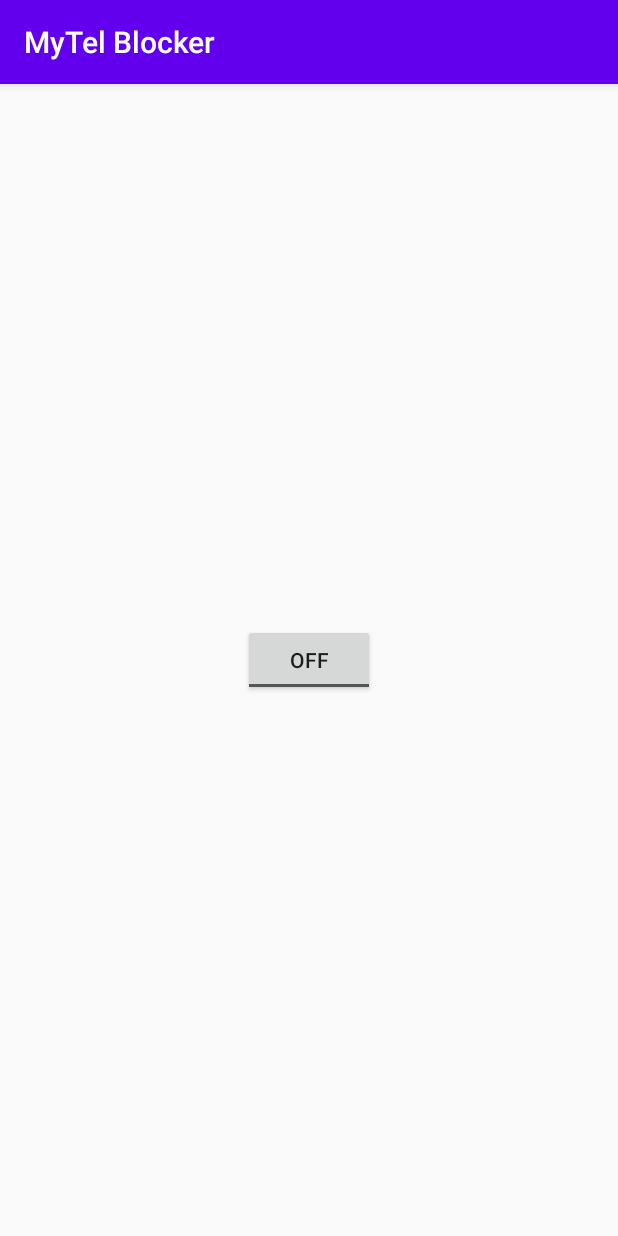
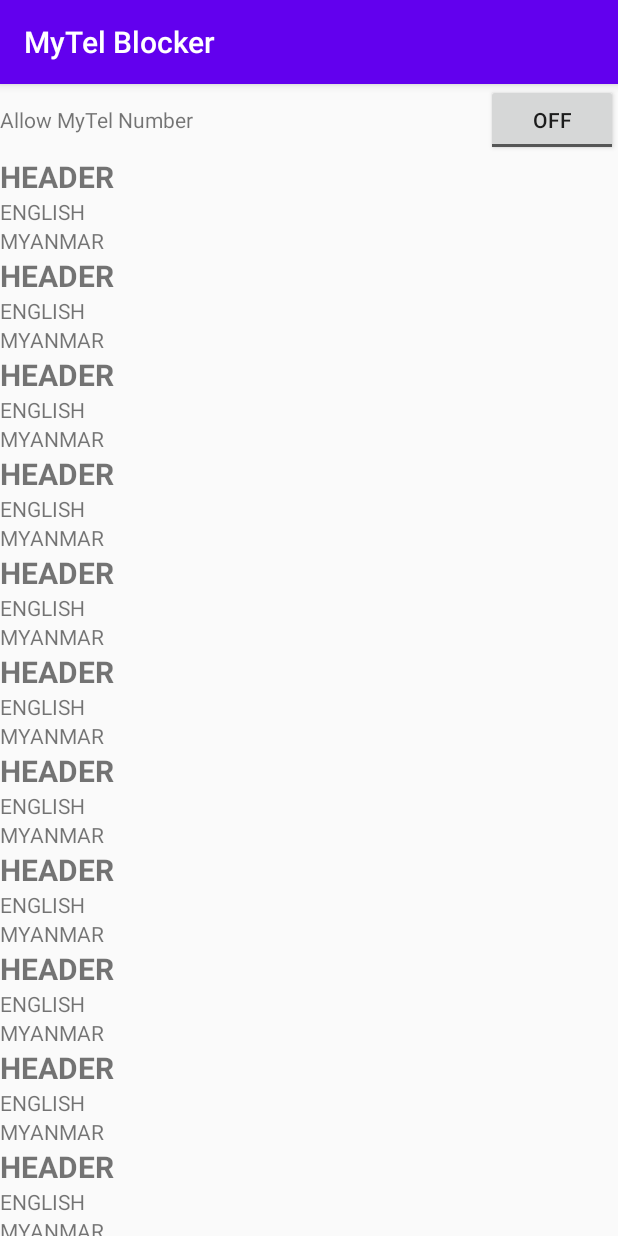
Before and after one commit to PhyoeKo/MyTelBlocker, an Android app: the screen it shows after launch (BlacklistActivity), on a phone screen of 412 x 824 dp. Run offline under Robolectric (Android 15) with nearby library versions, the phone set to English and light mode, and no system bars.

Commit message:
Add Recycler View Data

```diff
--- a/app/build.gradle
+++ b/app/build.gradle
@@ -27,8 +27,7 @@ dependencies {
     implementation 'androidx.appcompat:appcompat:1.2.0'
     implementation 'com.google.android.material:material:1.2.1'
     implementation 'androidx.constraintlayout:constraintlayout:2.0.4'
-    implementation 'androidx.navigation:navigation-fragment:2.3.2'
-    implementation 'androidx.navigation:navigation-ui:2.3.2'
+    implementation 'androidx.recyclerview:recyclerview:1.1.0'
     testImplementation 'junit:junit:4.12'
     androidTestImplementation 'androidx.test.ext:junit:1.1.2'
     androidTestImplementation 'androidx.test.espresso:espresso-core:3.3.0'
--- a/app/src/main/java/com/mytelblocker/mm/BlacklistActivity.java
+++ b/app/src/main/java/com/mytelblocker/mm/activity/BlacklistActivity.java
@@ -6,7 +6,7 @@
  * http://www.gnu.org/licenses/gpl.html
  */
 
-package com.mytelblocker.mm;
+package com.mytelblocker.mm.activity;
 
 import android.Manifest;
 import android.content.Intent;
@@ -16,20 +16,29 @@ import android.os.Build;
 import android.os.Bundle;
 import android.view.MenuItem;
 import android.widget.CompoundButton;
+import android.widget.LinearLayout;
 import android.widget.ToggleButton;
 
 import androidx.annotation.NonNull;
 import androidx.appcompat.app.AppCompatActivity;
 import androidx.core.app.ActivityCompat;
 import androidx.core.content.ContextCompat;
+import androidx.recyclerview.widget.DividerItemDecoration;
+import androidx.recyclerview.widget.RecyclerView;
 
+import com.mytelblocker.mm.R;
+import com.mytelblocker.mm.adapter.MilitaryDataListAdapter;
+import com.mytelblocker.mm.model.DataHeader;
+import com.mytelblocker.mm.model.MilitaryData;
 import com.mytelblocker.mm.preference.AppPreference;
 
 import java.util.ArrayList;
 import java.util.List;
 
 public class BlacklistActivity extends AppCompatActivity {
-
+    MilitaryDataListAdapter militaryDataListAdapter = new MilitaryDataListAdapter();
+    RecyclerView rvList;
+    private ArrayList<Object> fuckingMilitaryDataList = new ArrayList<>();
     ToggleButton toggleService;
     AppPreference appPreference;
 
@@ -39,7 +48,10 @@ public class BlacklistActivity extends AppCompatActivity {
         setContentView(R.layout.activity_blacklist);
         requestPermissions();
         toggleService = findViewById(R.id.toggle);
+        rvList = findViewById(R.id.rv_list);
+        rvList.setAdapter(militaryDataListAdapter);
         appPreference = new AppPreference(getApplicationContext());
+        loadData();
 
         toggleService.setChecked(appPreference.getServiceStatus());
         toggleService.setOnCheckedChangeListener(new CompoundButton.OnCheckedChangeListener() {
@@ -95,4 +107,16 @@ public class BlacklistActivity extends AppCompatActivity {
     public void onAbout(MenuItem item) {
         startActivity(new Intent(Intent.ACTION_VIEW, Uri.parse("https://github.com/eaglx/CallBlocker")));
     }
+
+
+    private void loadData() {
+        for (int i = 0; i < 100; i++) {
+            if (i % 2 == 0) {
+                fuckingMilitaryDataList.add(new DataHeader("HEADER"));
+            } else {
+                fuckingMilitaryDataList.add(new MilitaryData("ENGLISH", "MYANMAR"));
+            }
+        }
+        militaryDataListAdapter.setData(fuckingMilitaryDataList);
+    }
 }
--- /dev/null
+++ b/app/src/main/java/com/mytelblocker/mm/adapter/MilitaryDataListAdapter.java
@@ -0,0 +1,74 @@
+package com.mytelblocker.mm.adapter;
+
+import android.view.LayoutInflater;
+import android.view.View;
+import android.view.ViewGroup;
+
+import androidx.annotation.NonNull;
+import androidx.recyclerview.widget.RecyclerView;
+
+import com.mytelblocker.mm.R;
+import com.mytelblocker.mm.constant.AppConstants;
+import com.mytelblocker.mm.model.DataHeader;
+import com.mytelblocker.mm.model.MilitaryData;
+import com.mytelblocker.mm.viewholder.MilitaryDataViewHolder;
+import com.mytelblocker.mm.viewholder.MilitaryHeaderViewHolder;
+
+import java.util.ArrayList;
+
+public class MilitaryDataListAdapter extends RecyclerView.Adapter<RecyclerView.ViewHolder> {
+    private ArrayList<Object> fuckingMilitaryDataList = new ArrayList<>();
+
+    @NonNull
+    @Override
+    public RecyclerView.ViewHolder onCreateViewHolder(@NonNull ViewGroup parent, int viewType) {
+        RecyclerView.ViewHolder viewHolder;
+        switch (viewType) {
+            case AppConstants.TYPE_ITEM:
+                View chatView = LayoutInflater.from(parent.getContext()).inflate(R.layout.list_item_row, parent, false);
+                viewHolder = new MilitaryDataViewHolder(chatView);
+                break;
+            case AppConstants.TYPE_HEADER:
+                View videoView = LayoutInflater.from(parent.getContext()).inflate(R.layout.list_item_header, parent, false);
+                viewHolder = new MilitaryHeaderViewHolder(videoView);
+                break;
+            default:
+                viewHolder = null;
+                break;
+        }
+        return viewHolder;
+    }
+
+    @Override
+    public void onBindViewHolder(@NonNull RecyclerView.ViewHolder holder, int position) {
+        switch (holder.getItemViewType()) {
+            case AppConstants.TYPE_HEADER:
+                DataHeader headerData = (DataHeader) fuckingMilitaryDataList.get(position);
+                ((MilitaryHeaderViewHolder) holder).bindData(headerData);
+                break;
+            case AppConstants.TYPE_ITEM:
+                MilitaryData militaryData = (MilitaryData) fuckingMilitaryDataList.get(position);
+                ((MilitaryDataViewHolder) holder).bindData(militaryData);
+                break;
+        }
+    }
+
+    @Override
+    public int getItemCount() {
+        return fuckingMilitaryDataList.size();
+    }
+
+    public int getItemViewType(int position) {
+        if (fuckingMilitaryDataList.get(position) instanceof MilitaryData) {
+            return AppConstants.TYPE_ITEM;
+        } else if (fuckingMilitaryDataList.get(position) instanceof DataHeader) {
+            return AppConstants.TYPE_HEADER;
+        }
+        return -1;
+    }
+
+    public void setData(ArrayList<Object> fuckingMilitaryDataList) {
+        this.fuckingMilitaryDataList.addAll(fuckingMilitaryDataList);
+    }
+
+}
--- a/app/src/main/java/com/mytelblocker/mm/ITelephony.java
+++ b/app/src/main/java/com/mytelblocker/mm/callback/ITelephony.java
@@ -1,8 +1,10 @@
 
-package com.mytelblocker.mm;
+package com.mytelblocker.mm.callback;
 
 public interface ITelephony {
     boolean endCall();
+
     void answerRingingCall();
+
     void silenceRinger();
 }
--- a/app/src/main/java/com/mytelblocker/mm/constant/AppConstants.java
+++ b/app/src/main/java/com/mytelblocker/mm/constant/AppConstants.java
@@ -1,8 +1,9 @@
 package com.mytelblocker.mm.constant;
 
 public class AppConstants {
-    public  static boolean enableServices = false;
+    public static final String PHONE = "phoneKey";
+    public static final int TYPE_HEADER = 0;
+    public static final int TYPE_ITEM = 1;
 
-    public static final String PREFERENCES = "MyPrefs" ;
-    public static final String PHONE = "phoneKey";
+
 }
--- /dev/null
+++ b/app/src/main/java/com/mytelblocker/mm/model/DataHeader.java
@@ -0,0 +1,13 @@
+package com.mytelblocker.mm.model;
+
+public class DataHeader {
+    private String header;
+
+    public DataHeader(String header) {
+        this.header = header;
+    }
+
+    public String getHeader() {
+        return header;
+    }
+}
--- /dev/null
+++ b/app/src/main/java/com/mytelblocker/mm/model/MilitaryData.java
@@ -0,0 +1,19 @@
+package com.mytelblocker.mm.model;
+
+public class MilitaryData {
+    private String englishName, burmeseName;
+
+    public MilitaryData(String englishName, String burmeseName) {
+        this.englishName = englishName;
+        this.burmeseName = burmeseName;
+    }
+
+    public String getEnglishName() {
+        return englishName;
+    }
+
+    public String getBurmeseName() {
+        return burmeseName;
+    }
+
+}
--- a/app/src/main/java/com/mytelblocker/mm/preference/AppPreference.java
+++ b/app/src/main/java/com/mytelblocker/mm/preference/AppPreference.java
@@ -10,9 +10,6 @@ import static com.mytelblocker.mm.constant.AppConstants.PHONE;
 public class AppPreference {
 
     private SharedPreferences mSharedPreferences;
-
-    public static final String KEY_SERVICE= "KEY_SERVICE";
-
 
     public AppPreference(Context context) {
         super();
--- a/app/src/main/java/com/mytelblocker/mm/receivers/BootReceiver.java
+++ b/app/src/main/java/com/mytelblocker/mm/receivers/BootReceiver.java
@@ -4,7 +4,7 @@ import android.content.BroadcastReceiver;
 import android.content.Context;
 import android.content.Intent;
 
-import com.mytelblocker.mm.BlacklistActivity;
+import com.mytelblocker.mm.activity.BlacklistActivity;
 
 public class BootReceiver extends BroadcastReceiver {
     @Override
--- a/app/src/main/java/com/mytelblocker/mm/receivers/CallReceiver.java
+++ b/app/src/main/java/com/mytelblocker/mm/receivers/CallReceiver.java
@@ -28,8 +28,8 @@ import androidx.annotation.NonNull;
 import androidx.core.app.NotificationCompat;
 import androidx.core.app.NotificationManagerCompat;
 
-import com.mytelblocker.mm.BlacklistActivity;
-import com.mytelblocker.mm.ITelephony;
+import com.mytelblocker.mm.activity.BlacklistActivity;
+import com.mytelblocker.mm.callback.ITelephony;
 import com.mytelblocker.mm.R;
 import com.mytelblocker.mm.preference.AppPreference;
 
--- /dev/null
+++ b/app/src/main/java/com/mytelblocker/mm/viewholder/MilitaryDataViewHolder.java
@@ -0,0 +1,30 @@
+package com.mytelblocker.mm.viewholder;
+
+import android.view.View;
+import android.widget.LinearLayout;
+import android.widget.TextView;
+
+import androidx.annotation.NonNull;
+import androidx.recyclerview.widget.RecyclerView;
+
+import com.mytelblocker.mm.R;
+import com.mytelblocker.mm.model.MilitaryData;
+
+
+public class MilitaryDataViewHolder extends
+        RecyclerView.ViewHolder {
+
+    public TextView tvEnglish, tvBurmese;
+    public LinearLayout llListItemMain;
+
+    public MilitaryDataViewHolder(@NonNull View itemView) {
+        super(itemView);
+        tvEnglish = itemView.findViewById(R.id.tv_english);
+        tvBurmese = itemView.findViewById(R.id.tv_burmese);
+    }
+
+    public void bindData(MilitaryData militaryData) {
+        tvEnglish.setText(militaryData.getEnglishName());
+        tvBurmese.setText(militaryData.getBurmeseName());
+    }
+}
--- /dev/null
+++ b/app/src/main/java/com/mytelblocker/mm/viewholder/MilitaryHeaderViewHolder.java
@@ -0,0 +1,26 @@
+package com.mytelblocker.mm.viewholder;
+
+import android.view.View;
+import android.widget.TextView;
+
+import androidx.annotation.NonNull;
+import androidx.recyclerview.widget.RecyclerView;
+
+import com.mytelblocker.mm.R;
+import com.mytelblocker.mm.model.DataHeader;
+
+
+public class MilitaryHeaderViewHolder extends
+        RecyclerView.ViewHolder {
+
+    public TextView tvHeader;
+
+    public MilitaryHeaderViewHolder(@NonNull View itemView) {
+        super(itemView);
+        tvHeader = itemView.findViewById(R.id.tv_header);
+    }
+
+    public void bindData(DataHeader dataHeader) {
+        tvHeader.setText(dataHeader.getHeader());
+    }
+}
--- a/app/src/main/res/layout/activity_blacklist.xml
+++ b/app/src/main/res/layout/activity_blacklist.xml
@@ -1,12 +1,40 @@
 <?xml version="1.0" encoding="utf-8"?>
-<androidx.appcompat.widget.LinearLayoutCompat android:layout_width="match_parent"
+<LinearLayout xmlns:android="http://schemas.android.com/apk/res/android"
+    xmlns:app="http://schemas.android.com/apk/res-auto"
+    xmlns:tools="http://schemas.android.com/tools"
+    android:layout_width="match_parent"
     android:layout_height="match_parent"
-    android:gravity="center"
-    xmlns:android="http://schemas.android.com/apk/res/android">
+    android:orientation="vertical">
 
 
-    <androidx.appcompat.widget.AppCompatToggleButton
-        android:id="@+id/toggle"
-        android:layout_width="wrap_content"
-        android:layout_height="wrap_content"/>
-</androidx.appcompat.widget.LinearLayoutCompat>
+    <RelativeLayout
+        android:layout_width="match_parent"
+        android:layout_height="wrap_content">
+
+        <TextView
+            android:layout_width="match_parent"
+            android:layout_height="wrap_content"
+            android:layout_alignTop="@+id/toggle"
+            android:layout_alignBottom="@id/toggle"
+            android:layout_toStartOf="@+id/toggle"
+            android:layout_toLeftOf="@+id/toggle"
+            android:gravity="center_vertical"
+            android:text="Allow MyTel Number" />
+
+        <androidx.appcompat.widget.AppCompatToggleButton
+            android:id="@+id/toggle"
+            android:layout_width="wrap_content"
+            android:layout_height="wrap_content"
+            android:layout_alignParentEnd="true"
+            android:layout_alignParentRight="true" />
+    </RelativeLayout>
+
+    <androidx.recyclerview.widget.RecyclerView
+        android:id="@+id/rv_list"
+        android:layout_width="match_parent"
+        android:layout_height="match_parent"
+        android:orientation="vertical"
+        app:layoutManager="androidx.recyclerview.widget.LinearLayoutManager"
+        tools:listitem="@layout/list_item_header" />
+
+</LinearLayout>
--- /dev/null
+++ b/app/src/main/res/layout/list_item_header.xml
@@ -0,0 +1,15 @@
+<?xml version="1.0" encoding="utf-8"?>
+<LinearLayout xmlns:android="http://schemas.android.com/apk/res/android"
+    xmlns:tools="http://schemas.android.com/tools"
+    android:layout_width="match_parent"
+    android:layout_height="wrap_content"
+    android:orientation="vertical">
+
+    <TextView
+        android:id="@+id/tv_header"
+        android:layout_width="match_parent"
+        android:layout_height="wrap_content"
+        android:textSize="20sp"
+        android:textStyle="bold"
+        tools:text="@tools:sample/full_names" />
+</LinearLayout>
--- /dev/null
+++ b/app/src/main/res/layout/list_item_row.xml
@@ -0,0 +1,20 @@
+<?xml version="1.0" encoding="utf-8"?>
+<LinearLayout xmlns:android="http://schemas.android.com/apk/res/android"
+    xmlns:tools="http://schemas.android.com/tools"
+    android:layout_width="match_parent"
+    android:layout_height="wrap_content"
+    android:orientation="vertical">
+
+    <TextView
+        android:id="@+id/tv_english"
+        android:layout_width="match_parent"
+        android:layout_height="wrap_content"
+        tools:text="@tools:sample/full_names" />
+
+    <TextView
+        android:id="@+id/tv_burmese"
+        android:layout_width="match_parent"
+        android:layout_height="wrap_content"
+        tools:text="@tools:sample/full_names" />
+
+</LinearLayout>
--- a/app/src/main/res/values/colors.xml
+++ b/app/src/main/res/values/colors.xml
@@ -3,4 +3,7 @@
     <color name="colorPrimary">#6200EE</color>
     <color name="colorPrimaryDark">#3700B3</color>
     <color name="colorAccent">#03DAC5</color>
+    <color name="colorRed">#FF0000</color>
+    <color name="colorOrange">#FF9800</color>
+    <color name="colorYellow">#FFEB3B</color>
 </resources>
```
Also changed, not shown: app/src/main/AndroidManifest.xml (+15 -12 lines).
